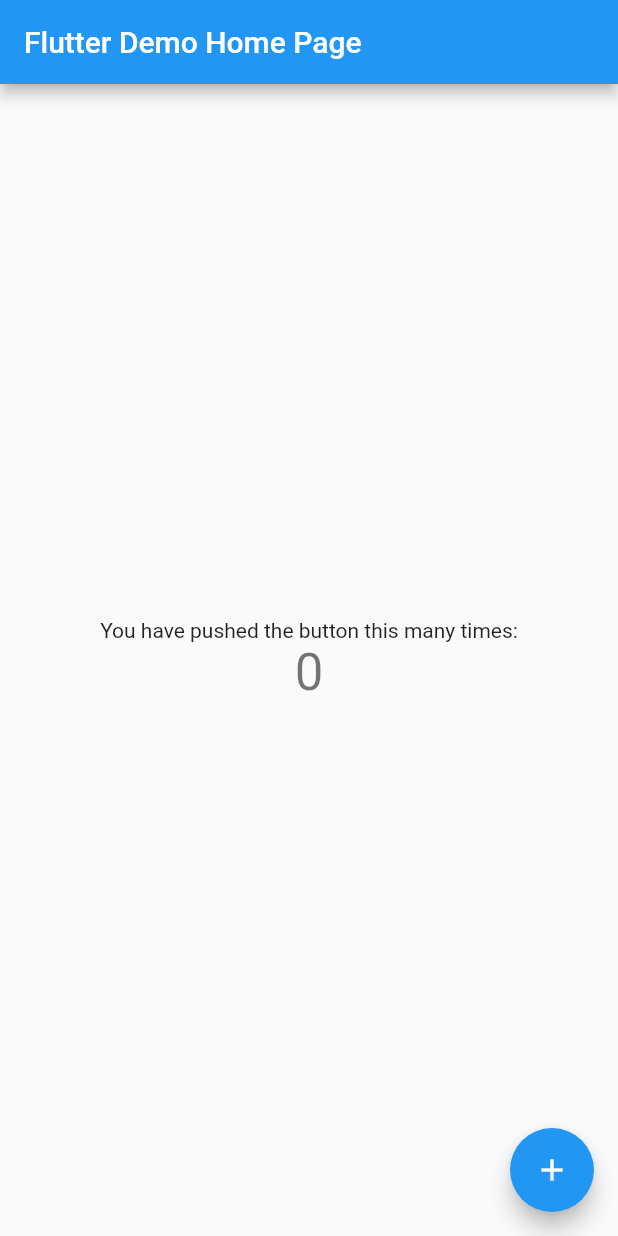
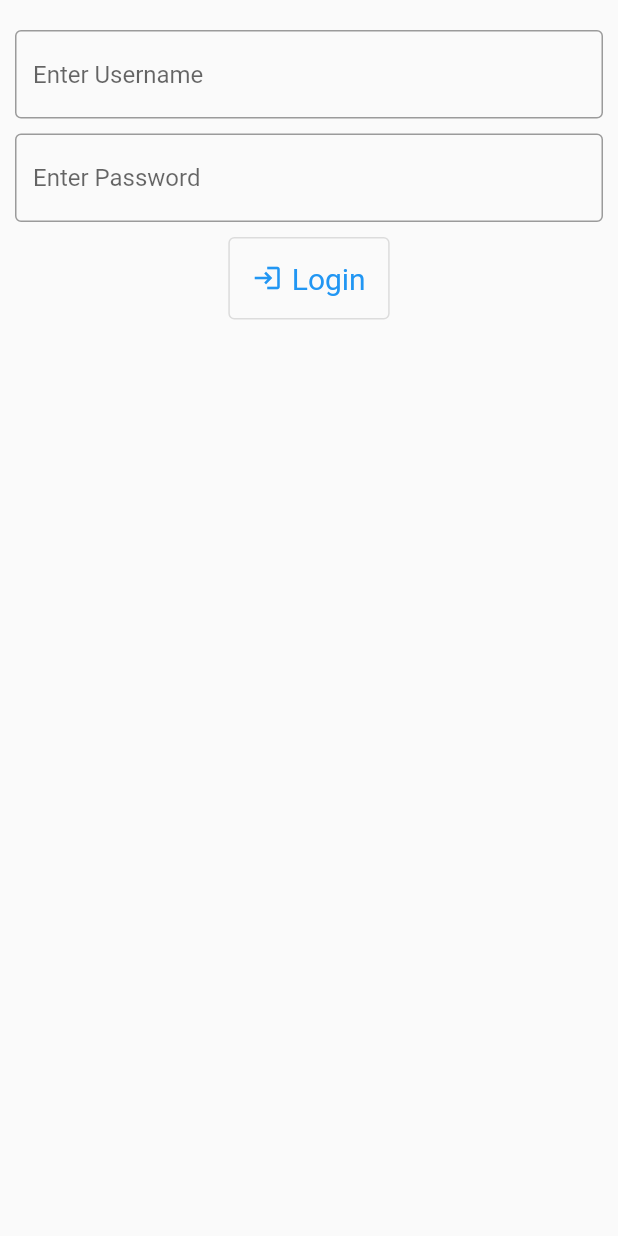
Before and after one commit to JakeSiewJK64/RhineCafe2.0, a Flutter app: the screen it shows after launch, on a phone screen of 412 x 824 dp. Run offline on Flutter 3.47's test engine with Material 2 defaults, Android fonts, the phone set to English and light mode, and no system bars; project files that could hold a hidden picture were left out.

Commit message:
update: implemented auth api endpoint service

```diff
--- /dev/null
+++ b/app/lib/components/authentication/login.dart
@@ -0,0 +1,91 @@
+import 'package:app/components/services/auth_services.dart';
+import 'package:app/components/utils/string_extensions.dart';
+import 'package:flutter/material.dart';
+
+class LoginComponent extends StatefulWidget {
+  const LoginComponent({Key? key}) : super(key: key);
+
+  @override
+  State<LoginComponent> createState() => _LoginComponentState();
+}
+
+class _LoginComponentState extends State<LoginComponent> {
+  late String? username;
+  late String? password;
+
+  final _snackBar = SnackBar(
+    content: const Text('Successfully Logged In!'),
+    duration: const Duration(seconds: 5),
+    action: SnackBarAction(
+      label: 'OK',
+      onPressed: () {},
+    ),
+  );
+
+  @override
+  Widget build(BuildContext context) {
+    return Scaffold(
+      body: Padding(
+        padding: const EdgeInsets.all(10),
+        child: Column(
+          children: [
+            Padding(
+              padding: const EdgeInsets.fromLTRB(0, 10, 0, 0),
+              child: TextFormField(
+                cursorColor: const Color(0xfff1c40f),
+                enableSuggestions: false,
+                autocorrect: false,
+                decoration: const InputDecoration(
+                  focusColor: Color(0xfff1c40f),
+                  border: OutlineInputBorder(),
+                  hintText: "Enter Username",
+                ),
+                autovalidateMode: AutovalidateMode.onUserInteraction,
+                onChanged: (value) => username = value,
+              ),
+            ),
+            Padding(
+              padding: const EdgeInsets.fromLTRB(0, 10, 0, 0),
+              child: TextFormField(
+                cursorColor: const Color(0xfff1c40f),
+                obscureText: true,
+                enableSuggestions: false,
+                autocorrect: false,
+                decoration: const InputDecoration(
+                  focusColor: Color(0xfff1c40f),
+                  border: OutlineInputBorder(),
+                  hintText: "Enter Password",
+                ),
+                autovalidateMode: AutovalidateMode.onUserInteraction,
+                onChanged: (value) => password = value,
+                validator: (value) {
+                  if (!StringExtensions(value!).isValidPassword()) {
+                    return "a minimum of 10 characters required!";
+                  }
+                },
+              ),
+            ),
+            Padding(
+              padding: const EdgeInsets.all(10),
+              child: OutlinedButton.icon(
+                style: TextButton.styleFrom(
+                  padding: const EdgeInsets.all(16),
+                  textStyle: const TextStyle(fontSize: 20),
+                ),
+                onPressed: () {
+                  ScaffoldMessenger.of(context).showSnackBar(_snackBar);
+                  const AuthService().validateAndSave(username!, password!);
+                },
+                icon: const Icon(
+                  Icons.login,
+                  size: 20.0,
+                ),
+                label: const Text('Login'),
+              ),
+            ),
+          ],
+        ),
+      ),
+    );
+  }
+}
--- /dev/null
+++ b/app/lib/components/homepage.dart
@@ -0,0 +1,42 @@
+import 'package:flutter/material.dart';
+
+class MyHomePage extends StatefulWidget {
+  const MyHomePage({Key? key}) : super(key: key);
+  @override
+  State<MyHomePage> createState() => _MyHomePageState();
+}
+
+class _MyHomePageState extends State<MyHomePage> {
+  int _counter = 0;
+
+  void _incrementCounter() {
+    setState(() {
+      _counter++;
+    });
+  }
+
+  @override
+  Widget build(BuildContext context) {
+    return Scaffold(
+      body: Center(
+        child: Column(
+          mainAxisAlignment: MainAxisAlignment.center,
+          children: <Widget>[
+            const Text(
+              'You have pushed the button this many times:',
+            ),
+            Text(
+              '$_counter',
+              style: Theme.of(context).textTheme.headline4,
+            ),
+          ],
+        ),
+      ),
+      floatingActionButton: FloatingActionButton(
+        onPressed: _incrementCounter,
+        tooltip: 'Increment',
+        child: const Icon(Icons.add),
+      ),
+    );
+  }
+}
--- /dev/null
+++ b/app/lib/components/services/auth_services.dart
@@ -0,0 +1,24 @@
+import 'dart:convert';
+import 'package:flutter/material.dart';
+import 'package:http/http.dart' as http;
+
+class AuthService extends StatelessWidget {
+  const AuthService({Key? key}) : super(key: key);
+
+  final String ENDPOINT = "https://rhinecafe2.herokuapp.com";
+
+  Future<http.Response> validateAndSave(String username, String password) {
+    return http.post(
+      Uri.parse('$ENDPOINT/auth/login'),
+      headers: <String, String>{'Content-type': 'application/json'},
+      body: jsonEncode(
+        <String, String>{'email': username, 'password': password},
+      ),
+    );
+  }
+
+  @override
+  Widget build(BuildContext context) {
+    return const Scaffold();
+  }
+}
--- /dev/null
+++ b/app/lib/components/utils/string_extensions.dart
@@ -0,0 +1,4 @@
+extension StringExtensions on String {
+  bool isWhitespace() => trim().isEmpty;
+  bool isValidPassword() => length > 10;
+}
--- a/app/lib/main.dart
+++ b/app/lib/main.dart
@@ -1,3 +1,5 @@
+import 'package:app/components/authentication/login.dart';
+import 'package:app/components/homepage.dart';
 import 'package:flutter/material.dart';
 
 void main() {
@@ -7,109 +9,19 @@
 class MyApp extends StatelessWidget {
   const MyApp({Key? key}) : super(key: key);
 
-  // This widget is the root of your application.
   @override
   Widget build(BuildContext context) {
     return MaterialApp(
-      title: 'Flutter Demo',
+      debugShowCheckedModeBanner: false,
+      title: 'RhineCafe2.0 Interface',
       theme: ThemeData(
-        // This is the theme of your application.
-        //
-        // Try running your application with "flutter run". You'll see the
-        // application has a blue toolbar. Then, without quitting the app, try
-        // changing the primarySwatch below to Colors.green and then invoke
-        // "hot reload" (press "r" in the console where you ran "flutter run",
-        // or simply save your changes to "hot reload" in a Flutter IDE).
-        // Notice that the counter didn't reset back to zero; the application
-        // is not restarted.
         primarySwatch: Colors.blue,
       ),
-      home: const MyHomePage(title: 'Flutter Demo Home Page'),
+      initialRoute: '/auth/authenticate',
+      routes: {
+        "/auth/authenticate": (context) => const LoginComponent(),
+        "/home": (context) => const MyHomePage(),
+      },
     );
   }
 }
-
-class MyHomePage extends StatefulWidget {
-  const MyHomePage({Key? key, required this.title}) : super(key: key);
-
-  // This widget is the home page of your application. It is stateful, meaning
-  // that it has a State object (defined below) that contains fields that affect
-  // how it looks.
-
-  // This class is the configuration for the state. It holds the values (in this
-  // case the title) provided by the parent (in this case the App widget) and
-  // used by the build method of the State. Fields in a Widget subclass are
-  // always marked "final".
-
-  final String title;
-
-  @override
-  State<MyHomePage> createState() => _MyHomePageState();
-}
-
-class _MyHomePageState extends State<MyHomePage> {
-  int _counter = 0;
-
-  void _incrementCounter() {
-    setState(() {
-      // This call to setState tells the Flutter framework that something has
-      // changed in this State, which causes it to rerun the build method below
-      // so that the display can reflect the updated values. If we changed
-      // _counter without calling setState(), then the build method would not be
-      // called again, and so nothing would appear to happen.
-      _counter++;
-    });
-  }
-
-  @override
-  Widget build(BuildContext context) {
-    // This method is rerun every time setState is called, for instance as done
-    // by the _incrementCounter method above.
-    //
-    // The Flutter framework has been optimized to make rerunning build methods
-    // fast, so that you can just rebuild anything that needs updating rather
-    // than having to individually change instances of widgets.
-    return Scaffold(
-      appBar: AppBar(
-        // Here we take the value from the MyHomePage object that was created by
-        // the App.build method, and use it to set our appbar title.
-        title: Text(widget.title),
-      ),
-      body: Center(
-        // Center is a layout widget. It takes a single child and positions it
-        // in the middle of the parent.
-        child: Column(
-          // Column is also a layout widget. It takes a list of children and
-          // arranges them vertically. By default, it sizes itself to fit its
-          // children horizontally, and tries to be as tall as its parent.
-          //
-          // Invoke "debug painting" (press "p" in the console, choose the
-          // "Toggle Debug Paint" action from the Flutter Inspector in Android
-          // Studio, or the "Toggle Debug Paint" command in Visual Studio Code)
-          // to see the wireframe for each widget.
-          //
-          // Column has various properties to control how it sizes itself and
-          // how it positions its children. Here we use mainAxisAlignment to
-          // center the children vertically; the main axis here is the vertical
-          // axis because Columns are vertical (the cross axis would be
-          // horizontal).
-          mainAxisAlignment: MainAxisAlignment.center,
-          children: <Widget>[
-            const Text(
-              'You have pushed the button this many times:',
-            ),
-            Text(
-              '$_counter',
-              style: Theme.of(context).textTheme.headline4,
-            ),
-          ],
-        ),
-      ),
-      floatingActionButton: FloatingActionButton(
-        onPressed: _incrementCounter,
-        tooltip: 'Increment',
-        child: const Icon(Icons.add),
-      ), // This trailing comma makes auto-formatting nicer for build methods.
-    );
-  }
-}
--- a/app/pubspec.yaml
+++ b/app/pubspec.yaml
@@ -34,6 +34,7 @@
   # The following adds the Cupertino Icons font to your application.
   # Use with the CupertinoIcons class for iOS style icons.
   cupertino_icons: ^1.0.2
+  http: ^0.13.5
 
 dev_dependencies:
   flutter_test:
```
Also changed, not shown: app/pubspec.lock.
